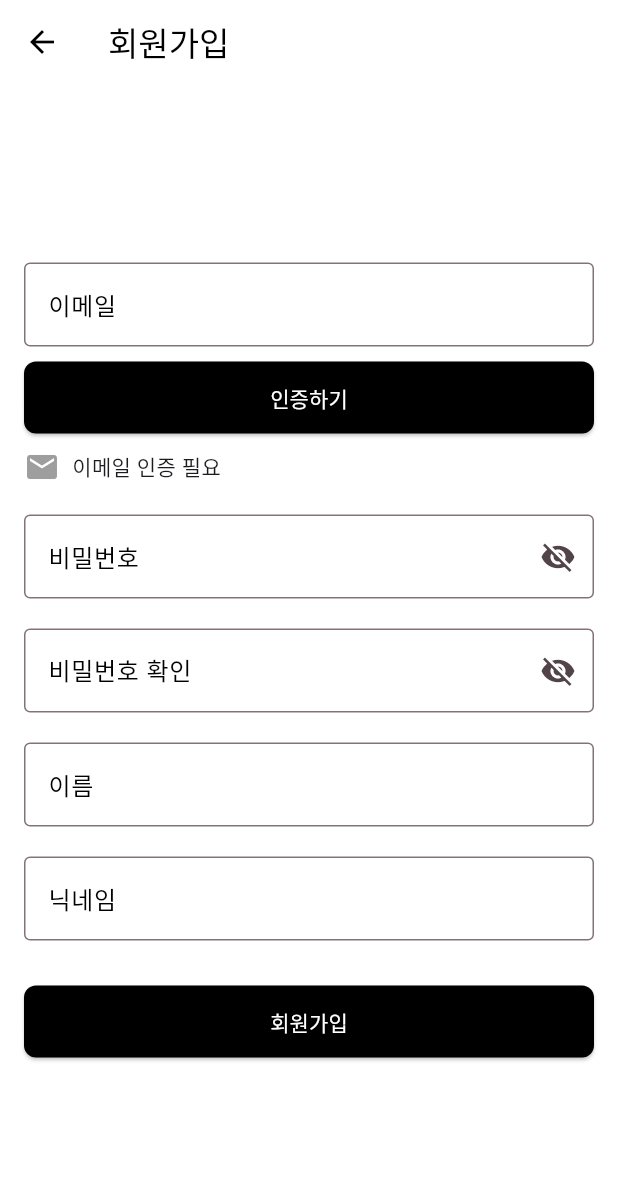
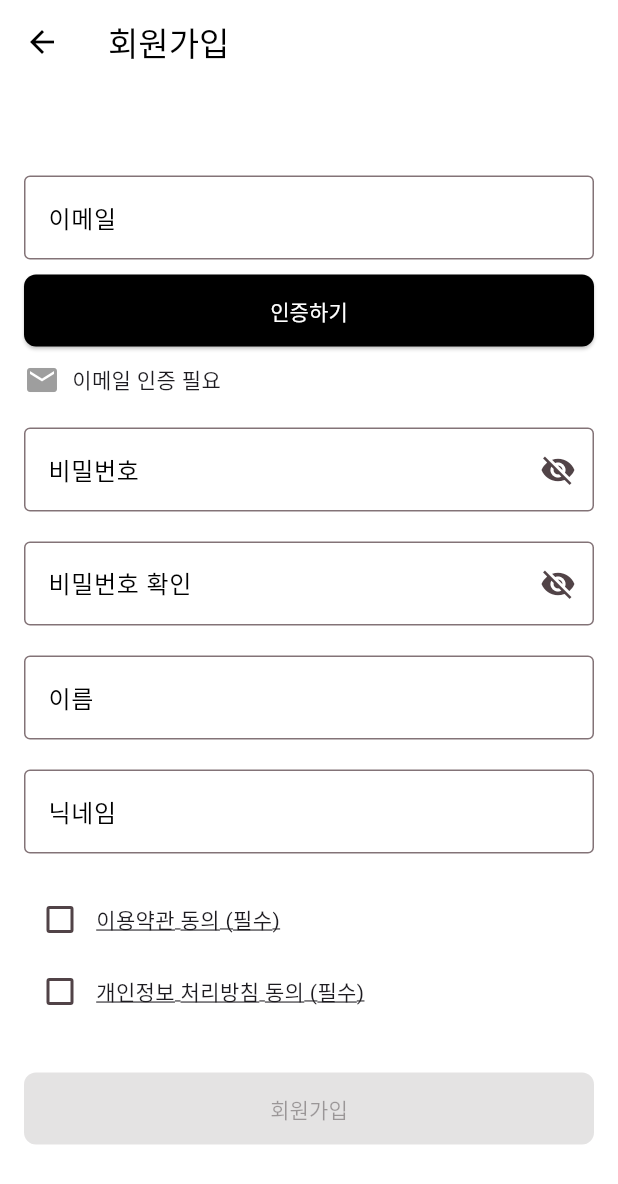
Before and after one commit to PaEmotion/PaEmotion_FE, a Flutter app: the screen it shows after launch, after a tap on "건너뛰기", after a tap on "시작하기", after a tap on "회원가입", on a phone screen of 412 x 824 dp. Shown: the top 1184 px of the screen. Run offline on Flutter 3.47's test engine with Material 3 defaults, Android fonts, the phone set to English and light mode, and no system bars; our stand-ins replace app_links, connectivity_plus, dio, fl_chart, flutter_dotenv, flutter_secure_storage and 6 more; accounts and stored records are empty.

Commit message:
[feat] 이용약관 추가

```diff
--- a/lib/screens/signin_screen.dart
+++ b/lib/screens/signin_screen.dart
@@ -4,6 +4,8 @@ import 'package:provider/provider.dart';
 import '../api/api_client.dart';
 import 'signinsuccess_screen.dart';
 import '../utils/email_verification_provider.dart';
+import 'package:flutter_dotenv/flutter_dotenv.dart';
+import 'termswebview_screen.dart';
 
 class SignInScreen extends StatefulWidget {
   const SignInScreen({Key? key}) : super(key: key);
@@ -25,12 +27,18 @@ class _SignInScreenState extends State<SignInScreen> {
   bool _obscureConfirmPassword = true;
 
   bool _isEmailVerified = false;
+  bool _agreeTerms = false;
+  bool _agreePrivacy = false;
 
   bool _hasEnglish(String input) => RegExp(r'[A-Za-z]').hasMatch(input);
   bool _hasDigit(String input) => RegExp(r'\d').hasMatch(input);
   bool _hasSpecialChar(String input) =>
       RegExp(r'[!@#$%^&*(),.?":{}|<>]').hasMatch(input);
   bool _hasNoWhitespace(String input) => !RegExp(r'\s').hasMatch(input);
+
+  final termsUrl = dotenv.env['TERMS_URL'] ?? '';
+  final privacyUrl = dotenv.env['PRIVACY_URL'] ?? '';
+
 
   // 이메일 인증 요청
   Future<void> _verifyEmail() async {
@@ -79,6 +87,13 @@ class _SignInScreenState extends State<SignInScreen> {
       return;
     }
 
+    if (!(_agreeTerms && _agreePrivacy)) {
+      ScaffoldMessenger.of(context).showSnackBar(
+        const SnackBar(content: Text('약관 및 개인정보 처리방침에 동의해야 합니다')),
+      );
+      return;
+    }
+
     try {
       final response = await ApiClient.dio.post(
         '/users/signup',
@@ -119,6 +134,15 @@ class _SignInScreenState extends State<SignInScreen> {
     }
   }
 
+  void openWebLink(BuildContext context, String url) {
+    Navigator.push(
+      context,
+      MaterialPageRoute(
+        builder: (context) => TermsWebViewPage(url: url),
+      ),
+    );
+  }
+
   @override
   Widget build(BuildContext context) {
     return Consumer<EmailVerificationProvider>(
@@ -155,6 +179,7 @@ class _SignInScreenState extends State<SignInScreen> {
                       key: _formKey,
                       child: Column(
                         children: [
+                          // 이메일 + 인증
                           isWide
                               ? IntrinsicHeight(
                             child: Row(
@@ -183,12 +208,56 @@ class _SignInScreenState extends State<SignInScreen> {
                           _buildNameField(),
                           const SizedBox(height: 20),
                           _buildNicknameField(),
+                          const SizedBox(height: 20),
+
+                          // 약관 체크박스
+                          Column(
+                            crossAxisAlignment: CrossAxisAlignment.start,
+                            children: [
+                              Row(
+                                children: [
+                                  Checkbox(
+                                    value: _agreeTerms,
+                                    onChanged: (val) =>
+                                        setState(() => _agreeTerms = val!),
+                                  ),
+                                  GestureDetector(
+                                    onTap: () => openWebLink(context, termsUrl),
+                                    child: const Text(
+                                      '이용약관 동의 (필수)',
+                                      style: TextStyle(
+                                          decoration: TextDecoration.underline),
+                                    ),
+                                  ),
+                                ],
+                              ),
+                              Row(
+                                children: [
+                                  Checkbox(
+                                    value: _agreePrivacy,
+                                    onChanged: (val) =>
+                                        setState(() => _agreePrivacy = val!),
+                                  ),
+                                  GestureDetector(
+                                    onTap: () => openWebLink(context, privacyUrl),
+                                    child: const Text(
+                                      '개인정보 처리방침 동의 (필수)',
+                                      style: TextStyle(
+                                          decoration: TextDecoration.underline),
+                                    ),
+                                  ),
+                                ],
+                              ),
+                            ],
+                          ),
+
                           const SizedBox(height: 30),
                           SizedBox(
                             width: double.infinity,
                             height: 48,
                             child: ElevatedButton(
-                              onPressed: _signUp,
+                              onPressed:
+                              (_agreeTerms && _agreePrivacy) ? _signUp : null,
                               child: const Text('회원가입'),
                             ),
                           ),
--- a/pubspec.yaml
+++ b/pubspec.yaml
@@ -59,6 +59,7 @@ dependencies:
   introduction_screen: ^3.1.17
   provider: ^6.0.5
   flutter_dotenv: ^5.1.0
+  webview_flutter: ^4.2.2
 
 
 dev_dependencies:
```
Also changed, not shown: lib/screens/termswebview_screen.dart (added, +15 -0 lines), pubspec.lock.
